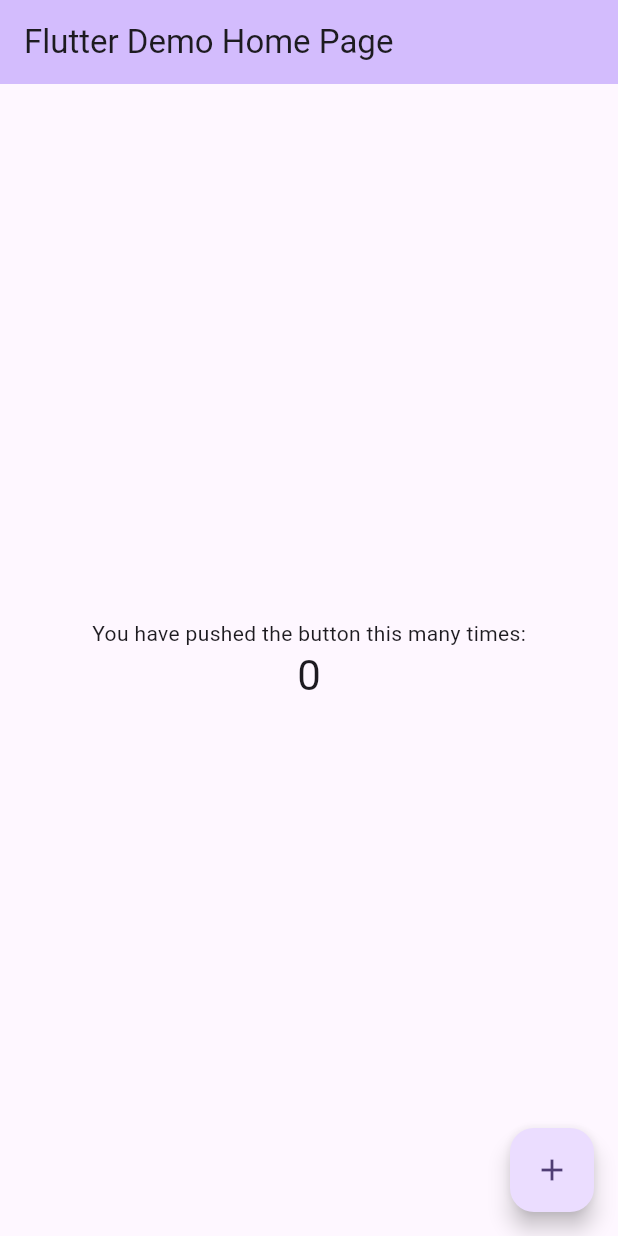
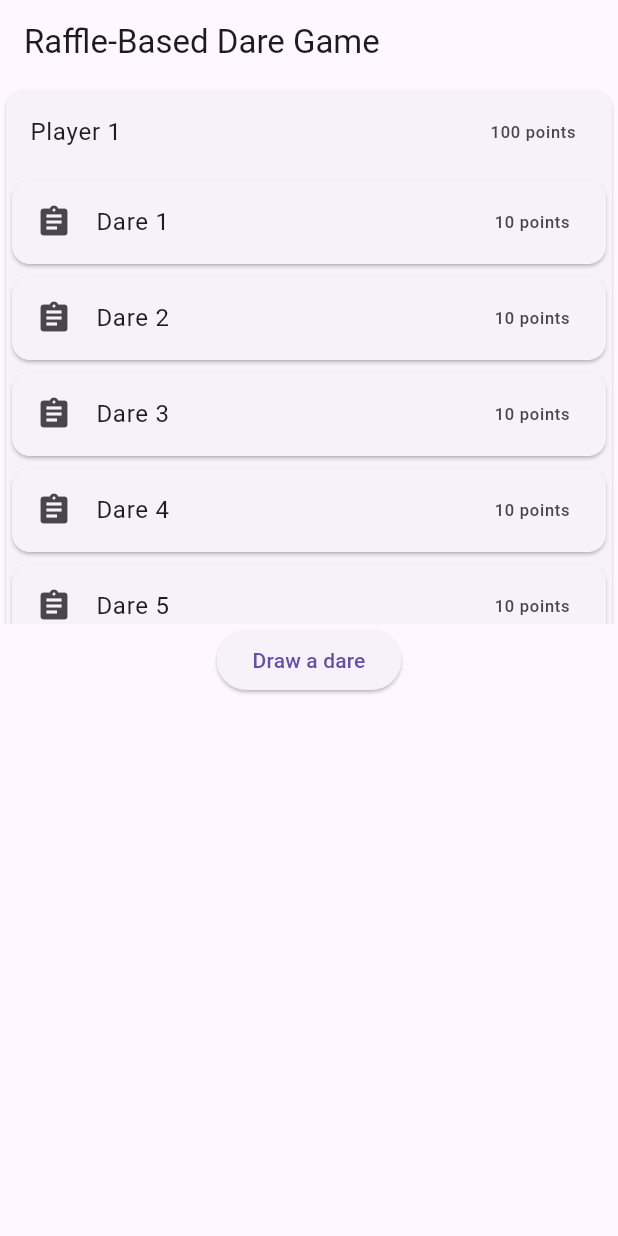
Before and after one commit to jon23shon/projects, a Flutter app: the screen it shows after launch, on a phone screen of 412 x 824 dp. Run offline on Flutter 3.47's test engine with Material 3 defaults, Android fonts, the phone set to English and light mode, and no system bars.

Commit message:
daregame app was created
multiple pages were created

```diff
--- /dev/null
+++ b/app/newapp/lib/dare.dart
@@ -0,0 +1,165 @@
+import 'dart:math';
+
+class Dare {
+  final String description;
+  final int points;
+  final int penalty;
+
+  Dare(
+      {required this.description, required this.points, required this.penalty});
+}
+
+class Player {
+  String name;
+  int points;
+  List<Dare> dares;
+  List<Dare> exclusiveDares;
+
+  Player({
+    required this.name,
+    this.points = 100,
+    this.dares = const [],
+    this.exclusiveDares = const [],
+  });
+
+  bool canAccessExclusiveDares() {
+    return points >= 200;
+  }
+
+  void addPoints(int amount) {
+    points += amount;
+  }
+
+  void subtractPoints(int amount) {
+    points -= amount;
+  }
+}
+
+class Game {
+  List<Player> players;
+  List<Dare> dares;
+  List<Dare> exclusiveDares;
+  Random random;
+
+  Game({
+    required this.players,
+    required this.dares,
+    required this.exclusiveDares,
+  }) : random = Random();
+
+  get currentPlayerIndex => null;
+
+  void startGame() {
+    for (var player in players) {
+      player.dares.clear();
+      player.exclusiveDares.clear();
+    }
+
+    for (var dare in dares) {
+      var playerIndex = random.nextInt(players.length);
+      players[playerIndex].dares.add(dare);
+    }
+  }
+
+  void completeDare(Player player, Dare dare) {
+    player.addPoints(dare.points);
+    player.dares.remove(dare);
+  }
+
+  void forfeitDare(Player player, Dare dare) {
+    player.subtractPoints(dare.penalty);
+    player.dares.remove(dare);
+  }
+
+  void addExclusiveDare(Player player) {
+    if (player.canAccessExclusiveDares()) {
+      var dare = exclusiveDares.removeAt(random.nextInt(exclusiveDares.length));
+      player.exclusiveDares.add(dare);
+    }
+  }
+
+  void addPlayer(Player player) {
+    players.add(player);
+  }
+
+  void nextPlayer() {}
+}
+
+void main() {
+  var dare1 = Dare(
+    description: 'Do 10 push-ups',
+    points: 10,
+    penalty: -5,
+  );
+
+  var dare2 = Dare(
+    description: 'Eat a hot pepper',
+    points: 15,
+    penalty: -10,
+  );
+
+  var dare3 = Dare(
+    description: 'Sing a song in public',
+    points: 20,
+    penalty: -15,
+  );
+
+  var dares = [dare1, dare2, dare3];
+
+  var exclusiveDare1 = Dare(
+    description: 'Climb a mountain',
+    points: 50,
+    penalty: -30,
+  );
+
+  var exclusiveDare2 = Dare(
+    description: 'Swim with sharks',
+    points: 75,
+    penalty: -50,
+  );
+
+  var exclusiveDares = [exclusiveDare1, exclusiveDare2];
+
+  var player1 = Player(name: 'Player 1');
+  var player2 = Player(name: 'Player 2');
+  var player3 = Player(name: 'Player 3');
+
+  var players = [player1, player2, player3];
+
+  var game =
+      Game(players: players, dares: dares, exclusiveDares: exclusiveDares);
+
+  game.startGame();
+
+  for (var i = 0; i < 10; i++) {
+    var player = players[i % players.length];
+    var dare = player.dares[0];
+
+    print('${player.name} has drawn a dare: ${dare.description}');
+
+    // Simulate dare completion or forfeit
+    if (Random().nextBool()) {
+      game.completeDare(player, dare);
+      print(
+          '${player.name} has completed the dare and earned ${dare.points} points');
+    } else {
+      game.forfeitDare(player, dare);
+      print(
+          '${player.name} has failed to complete the dare and lost ${dare.penalty} points');
+    }
+
+    if (player.canAccessExclusiveDares()) {
+      game.addExclusiveDare(player);
+      print(
+          '${player.name} has earned an exclusive dare: ${player.exclusiveDares[0].description}');
+    }
+
+    print('${player.name}\'s points: ${player.points}');
+    print('');
+  }
+
+  var winner = players.reduce((player1, player2) =>
+      player1.points > player2.points ? player1 : player2);
+
+  print('The winner is ${winner.name} with ${winner.points} points!');
+}
--- a/app/newapp/lib/main.dart
+++ b/app/newapp/lib/main.dart
@@ -1,125 +1,226 @@
+import 'dart:math';
+
 import 'package:flutter/material.dart';
 
 void main() {
-  runApp(const MyApp());
+  runApp(MyApp());
 }
 
 class MyApp extends StatelessWidget {
-  const MyApp({super.key});
-
-  // This widget is the root of your application.
   @override
   Widget build(BuildContext context) {
     return MaterialApp(
-      title: 'Flutter Demo',
+      title: 'Raffle-Based Dare Game',
       theme: ThemeData(
-        // This is the theme of your application.
-        //
-        // TRY THIS: Try running your application with "flutter run". You'll see
-        // the application has a purple toolbar. Then, without quitting the app,
-        // try changing the seedColor in the colorScheme below to Colors.green
-        // and then invoke "hot reload" (save your changes or press the "hot
-        // reload" button in a Flutter-supported IDE, or press "r" if you used
-        // the command line to start the app).
-        //
-        // Notice that the counter didn't reset back to zero; the application
-        // state is not lost during the reload. To reset the state, use hot
-        // restart instead.
-        //
-        // This works for code too, not just values: Most code changes can be
-        // tested with just a hot reload.
-        colorScheme: ColorScheme.fromSeed(seedColor: Colors.deepPurple),
-        useMaterial3: true,
+        primarySwatch: Colors.blue,
       ),
-      home: const MyHomePage(title: 'Flutter Demo Home Page'),
+      home: GameScreen(
+        game: Game(
+          players: [
+            Player(name: 'Player 1', points: 100),
+            Player(name: 'Player 2', points: 100),
+            Player(name: 'Player 3', points: 100),
+          ],
+          exclusiveDares: [
+            Dare(description: 'Exclusive dare 1', points: 20),
+            Dare(description: 'Exclusive dare 2', points: 30),
+            Dare(description: 'Exclusive dare 3', points: 40),
+          ],
+          dares: List.generate(
+            20,
+            (index) => Dare(
+              description: 'Dare ${index + 1}',
+              points: 10,
+            ),
+          ),
+        ),
+      ),
     );
   }
 }
 
-class MyHomePage extends StatefulWidget {
-  const MyHomePage({super.key, required this.title});
+class Game {
+  List<Player> players;
+  List<Dare> dares;
+  List<Dare> exclusiveDares;
+  int currentPlayerIndex;
 
-  // This widget is the home page of your application. It is stateful, meaning
-  // that it has a State object (defined below) that contains fields that affect
-  // how it looks.
+  Game({
+    required this.players,
+    required this.exclusiveDares,
+    required this.dares,
+  }) : currentPlayerIndex = 0 {
+    for (var player in players) {
+      player.dares = List.from(dares);
+    }
+  }
 
-  // This class is the configuration for the state. It holds the values (in this
-  // case the title) provided by the parent (in this case the App widget) and
-  // used by the build method of the State. Fields in a Widget subclass are
-  // always marked "final".
+  void nextPlayer() {
+    currentPlayerIndex = (currentPlayerIndex + 1) % players.length;
+  }
 
-  final String title;
+  void completeDare(Player player, Dare dare) {
+    player.points += dare.points;
+    player.dares.remove(dare);
+    if (player.points >= 200) {
+      player.exclusiveDares.addAll(exclusiveDares);
+      exclusiveDares.clear();
+    }
+  }
+
+  void forfeitDare(Player player, Dare dare) {
+    player.points -= dare.points;
+    player.dares.remove(dare);
+  }
+}
+
+class Player {
+  String name;
+  int points;
+  List<Dare> dares;
+  List<Dare> exclusiveDares;
+
+  Player({
+    required this.name,
+    this.points = 100,
+    this.dares = const [],
+    this.exclusiveDares = const [],
+  });
+}
+
+class Dare {
+  String description;
+  int points;
+
+  Dare({required this.description, required this.points});
+}
+
+class PlayerCard extends StatefulWidget {
+  final Player player;
+
+  const PlayerCard({required this.player});
 
   @override
-  State<MyHomePage> createState() => _MyHomePageState();
+  _PlayerCardState createState() => _PlayerCardState();
 }
 
-class _MyHomePageState extends State<MyHomePage> {
-  int _counter = 0;
+class _PlayerCardState extends State<PlayerCard> {
+  @override
+  Widget build(BuildContext context) {
+    return Card(
+      child: Column(
+        children: [
+          ListTile(
+            title: Text(widget.player.name),
+            trailing: Text('${widget.player.points} points'),
+          ),
+          Column(
+            children: widget.player.dares
+                .map((dare) => DareCard(dare: dare))
+                .toList(),
+          ),
+        ],
+      ),
+    );
+  }
+}
 
-  void _incrementCounter() {
-    setState(() {
-      // This call to setState tells the Flutter framework that something has
-      // changed in this State, which causes it to rerun the build method below
-      // so that the display can reflect the updated values. If we changed
-      // _counter without calling setState(), then the build method would not be
-      // called again, and so nothing would appear to happen.
-      _counter++;
-    });
-  }
+class DareCard extends StatelessWidget {
+  final Dare dare;
+
+  const DareCard({required this.dare});
 
   @override
   Widget build(BuildContext context) {
-    // This method is rerun every time setState is called, for instance as done
-    // by the _incrementCounter method above.
-    //
-    // The Flutter framework has been optimized to make rerunning build methods
-    // fast, so that you can just rebuild anything that needs updating rather
-    // than having to individually change instances of widgets.
-    return Scaffold(
-      appBar: AppBar(
-        // TRY THIS: Try changing the color here to a specific color (to
-        // Colors.amber, perhaps?) and trigger a hot reload to see the AppBar
-        // change color while the other colors stay the same.
-        backgroundColor: Theme.of(context).colorScheme.inversePrimary,
-        // Here we take the value from the MyHomePage object that was created by
-        // the App.build method, and use it to set our appbar title.
-        title: Text(widget.title),
+    return Card(
+      child: ListTile(
+        title: Text(dare.description),
+        leading: Icon(Icons.assignment),
+        trailing: Text('${dare.points} points'),
       ),
-      body: Center(
-        // Center is a layout widget. It takes a single child and positions it
-        // in the middle of the parent.
-        child: Column(
-          // Column is also a layout widget. It takes a list of children and
-          // arranges them vertically. By default, it sizes itself to fit its
-          // children horizontally, and tries to be as tall as its parent.
-          //
-          // Column has various properties to control how it sizes itself and
-          // how it positions its children. Here we use mainAxisAlignment to
-          // center the children vertically; the main axis here is the vertical
-          // axis because Columns are vertical (the cross axis would be
-          // horizontal).
-          //
-          // TRY THIS: Invoke "debug painting" (choose the "Toggle Debug Paint"
-          // action in the IDE, or press "p" in the console), to see the
-          // wireframe for each widget.
-          mainAxisAlignment: MainAxisAlignment.center,
-          children: <Widget>[
-            const Text(
-              'You have pushed the button this many times:',
-            ),
-            Text(
-              '$_counter',
-              style: Theme.of(context).textTheme.headlineMedium,
-            ),
-          ],
-        ),
-      ),
-      floatingActionButton: FloatingActionButton(
-        onPressed: _incrementCounter,
-        tooltip: 'Increment',
-        child: const Icon(Icons.add),
-      ), // This trailing comma makes auto-formatting nicer for build methods.
     );
   }
 }
+
+class ExclusiveDareCard extends StatelessWidget {
+  final Dare dare;
+
+  const ExclusiveDareCard({required this.dare});
+
+  @override
+  Widget build(BuildContext context) {
+    return Card(
+      child: ListTile(
+        title: Text(dare.description),
+        leading: Icon(Icons.star),
+        trailing: Text('${dare.points} points'),
+      ),
+    );
+  }
+}
+
+class GameScreen extends StatefulWidget {
+  final Game game;
+
+  const GameScreen({required this.game});
+
+  @override
+  _GameScreenState createState() => _GameScreenState();
+}
+
+class _GameScreenState extends State<GameScreen> {
+  @override
+  Widget build(BuildContext context) {
+    return Scaffold(
+      appBar: AppBar(
+        title: Text('Raffle-Based Dare Game'),
+      ),
+      body: Column(
+        children: [
+          Expanded(
+            child: ListView.builder(
+              itemCount: widget.game.players.length,
+              itemBuilder: (context, index) {
+                return PlayerCard(player: widget.game.players[index]);
+              },
+            ),
+          ),
+          ElevatedButton(
+            onPressed: () {
+              var player = widget.game.players[widget.game.currentPlayerIndex];
+              var dare = player.dares.removeAt(0);
+
+              if (Random().nextBool()) {
+                widget.game.completeDare(player, dare);
+                player.exclusiveDares.add(widget.game.exclusiveDares.removeAt(
+                    Random().nextInt(widget.game.exclusiveDares.length)));
+              } else {
+                widget.game.forfeitDare(player, dare);
+              }
+
+              if (player.dares.isEmpty) {
+                widget.game.nextPlayer();
+              }
+
+              setState(() {});
+            },
+            child: Text('Draw a dare'),
+          ),
+          Expanded(
+            child: ListView.builder(
+              itemCount: widget.game.players.length,
+              itemBuilder: (context, index) {
+                var player = widget.game.players[index];
+                return Column(
+                  children: player.exclusiveDares
+                      .map((dare) => ExclusiveDareCard(dare: dare))
+                      .toList(),
+                );
+              },
+            ),
+          ),
+        ],
+      ),
+    );
+  }
+}
--- /dev/null
+++ b/app/newapp/lib/widgets/DareCard.dart
@@ -0,0 +1,20 @@
+import 'package:flutter/material.dart';
+
+import '../dare.dart';
+
+class DareCard extends StatelessWidget {
+  final Dare dare;
+
+  const DareCard({required this.dare});
+
+  @override
+  Widget build(BuildContext context) {
+    return Card(
+      child: ListTile(
+        title: Text(dare.description),
+        leading: Icon(Icons.assignment),
+        trailing: Text('${dare.points} points'),
+      ),
+    );
+  }
+}
--- /dev/null
+++ b/app/newapp/lib/widgets/ExclusiveDareCard.dart
@@ -0,0 +1,20 @@
+import 'package:flutter/material.dart';
+
+import '../dare.dart';
+
+class ExclusiveDareCard extends StatelessWidget {
+  final Dare dare;
+
+  const ExclusiveDareCard({required this.dare});
+
+  @override
+  Widget build(BuildContext context) {
+    return Card(
+      child: ListTile(
+        title: Text(dare.description),
+        leading: Icon(Icons.star),
+        trailing: Text('${dare.points} points'),
+      ),
+    );
+  }
+}
--- /dev/null
+++ b/app/newapp/lib/widgets/GameScreen.dart
@@ -0,0 +1,71 @@
+import 'dart:math';
+
+import 'package:flutter/material.dart';
+
+import '../dare.dart';
+import 'ExclusiveDareCard.dart';
+import 'PlayerCard.dart';
+
+class GameScreen extends StatefulWidget {
+  final Game game;
+
+  const GameScreen({required this.game});
+
+  @override
+  _GameScreenState createState() => _GameScreenState();
+}
+
+class _GameScreenState extends State<GameScreen> {
+  @override
+  Widget build(BuildContext context) {
+    return Scaffold(
+      appBar: AppBar(
+        title: Text('Raffle-Based Dare Game'),
+      ),
+      body: Column(
+        children: [
+          Expanded(
+            child: ListView(
+              children: widget.game.players
+                  .map((player) => PlayerCard(player: player))
+                  .toList(),
+            ),
+          ),
+          ElevatedButton(
+            onPressed: () {
+              var player = widget.game.players[widget.game.currentPlayerIndex];
+              var dare = player.dares[0];
+
+              setState(() {
+                if (Random().nextBool()) {
+                  widget.game.completeDare(player, dare);
+                  player.exclusiveDares.add(widget.game.exclusiveDares.removeAt(
+                      Random().nextInt(widget.game.exclusiveDares.length)));
+                } else {
+                  widget.game.forfeitDare(player, dare);
+                }
+                player.dares.removeAt(0);
+              });
+
+              if (player.dares.isEmpty) {
+                widget.game.nextPlayer();
+              }
+            },
+            child: Text('Draw a dare'),
+          ),
+          Expanded(
+            child: ListView(
+              children: widget.game.players
+                  .map((player) => Column(
+                        children: player.exclusiveDares
+                            .map((dare) => ExclusiveDareCard(dare: dare))
+                            .toList(),
+                      ))
+                  .toList(),
+            ),
+          ),
+        ],
+      ),
+    );
+  }
+}
--- /dev/null
+++ b/app/newapp/lib/widgets/PlayerCard.dart
@@ -0,0 +1,34 @@
+import 'package:flutter/material.dart';
+
+import '../dare.dart';
+import 'DareCard.dart';
+
+class PlayerCard extends StatefulWidget {
+  final Player player;
+
+  const PlayerCard({required this.player});
+
+  @override
+  _PlayerCardState createState() => _PlayerCardState();
+}
+
+class _PlayerCardState extends State<PlayerCard> {
+  @override
+  Widget build(BuildContext context) {
+    return Card(
+      child: Column(
+        children: [
+          ListTile(
+            title: Text(widget.player.name),
+            trailing: Text('${widget.player.points} points'),
+          ),
+          Column(
+            children: widget.player.dares
+                .map((dare) => DareCard(dare: dare))
+                .toList(),
+          ),
+        ],
+      ),
+    );
+  }
+}
```
Also changed, not shown: app/newapp/widgets/DareCard.dart (added, +20 -0 lines), app/newapp/widgets/ExclusiveDareCard.dart (added, +20 -0 lines), app/newapp/widgets/GameScreen.dart (added, +71 -0 lines), app/newapp/widgets/PlayerCard.dart (added, +34 -0 lines), 2 other files.
